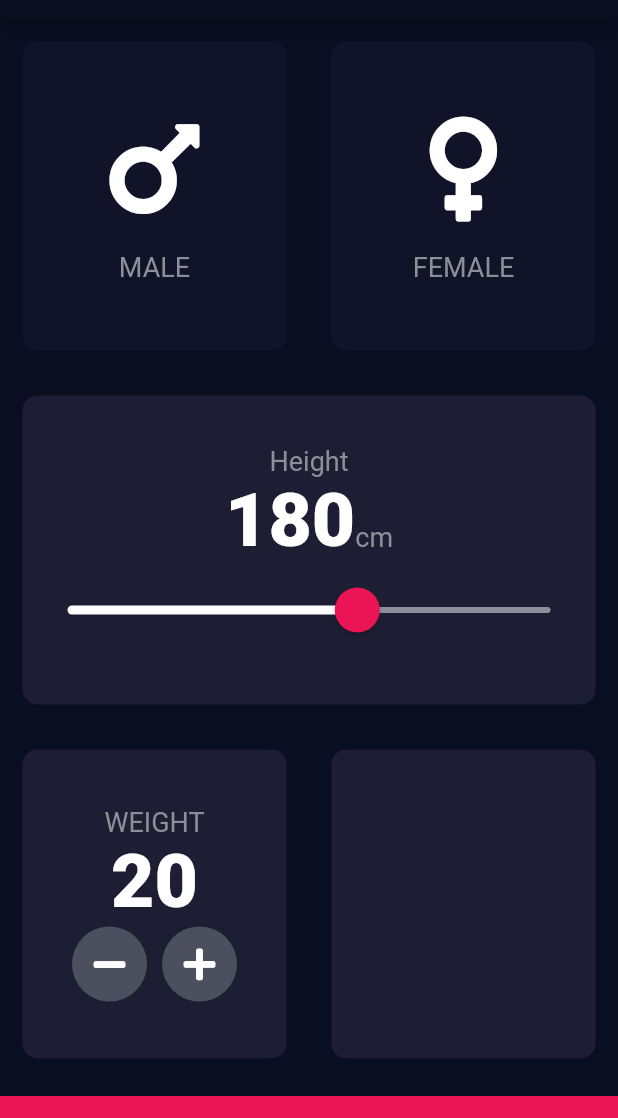
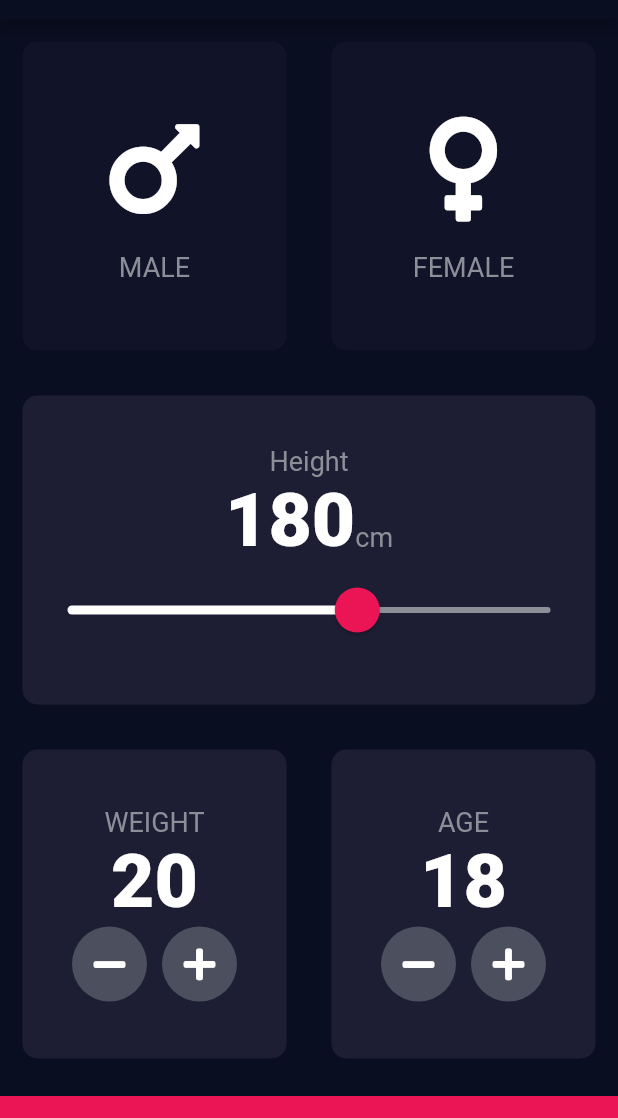
Before and after one commit to Ayushd70/bmi-calculator, a Flutter app: the screen it shows after launch, on a phone screen of 412 x 824 dp, the part 65-1183 px from its top. Run offline on Flutter 3.47's test engine with Material 2 defaults, Android fonts, the phone set to English and light mode, and no system bars; our stand-ins replace font_awesome_flutter.

Commit message:
bmi: input_page: implement the age widget
Signed-off-by: Ayush Dubey <ayushdubey70@gmail.com>

```diff
--- a/lib/input_page.dart
+++ b/lib/input_page.dart
@@ -166,6 +166,43 @@ class _InputPageState extends State<InputPage> {
                 Expanded(
                   child: ReusableCard(
                     colour: kActiveCardColour,
+                    cardChild: Column(
+                      mainAxisAlignment: MainAxisAlignment.center,
+                      children: [
+                        Text(
+                          'AGE',
+                          style: kLabelTextStyle,
+                        ),
+                        Text(
+                          age.toString(),
+                          style: kNumberTextStyle,
+                        ),
+                        Row(
+                          mainAxisAlignment: MainAxisAlignment.center,
+                          children: [
+                            RoundIconButton(
+                              icon: FontAwesomeIcons.minus,
+                              onPressed: () {
+                                setState(() {
+                                  age--;
+                                });
+                              },
+                            ),
+                            SizedBox(
+                              width: 10.0,
+                            ),
+                            RoundIconButton(
+                              icon: FontAwesomeIcons.plus,
+                              onPressed: () {
+                                setState(() {
+                                  age++;
+                                });
+                              },
+                            ),
+                          ],
+                        ),
+                      ],
+                    ),
                   ),
                 ),
               ],
```
